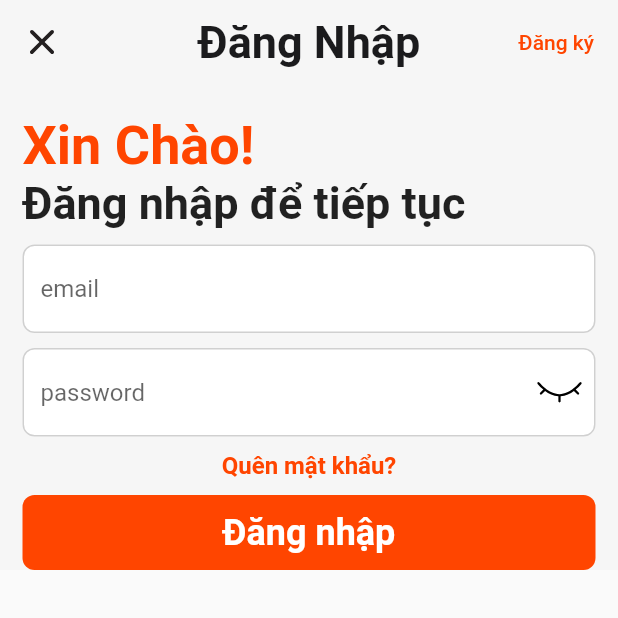
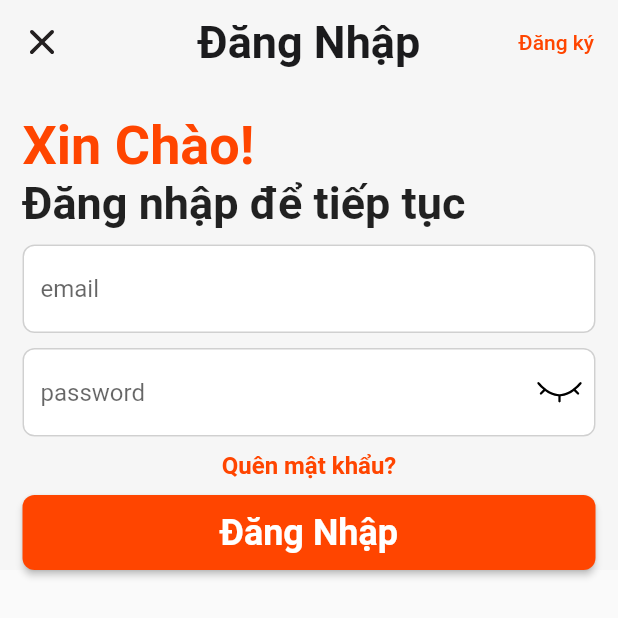
Before and after one commit to CaoThang7/TwinSocial-NetWork, a Flutter app: the screen it shows after launch, on a phone screen of 412 x 824 dp, the top half of it. Run offline on Flutter 3.47's test engine with Material 2 defaults, Android fonts, the phone set to English and light mode, and no system bars; our stand-ins replace dio, flutter_secure_storage, flutter_svg, logger.

Commit message:
Fix code screens register,utils and loading login

```diff
--- a/lib/Components/Login/body.dart
+++ b/lib/Components/Login/body.dart
@@ -8,6 +8,7 @@ import 'package:flutter_svg/svg.dart';
 import 'package:twin_social_network/NetWork/NetworkHandler.dart';
 import 'package:flutter_secure_storage/flutter_secure_storage.dart';
 import 'package:twin_social_network/Screens/RootApp/RootAppScreen.dart';
+import 'package:twin_social_network/Utils/Utils.dart';
 
 class Body extends StatefulWidget {
   @override
@@ -17,6 +18,7 @@ class Body extends StatefulWidget {
 class _BodyState extends State<Body> {
   final _emailController = TextEditingController();
   final _passwordController = TextEditingController();
+  bool isLoading = false;
   NetworkHandler networkHandler = NetworkHandler();
   final _globalkey = GlobalKey<FormState>();
   bool visPassword = true;
@@ -35,14 +37,31 @@ class _BodyState extends State<Body> {
         Map<String, dynamic> output = json.decode(response.body);
         print(output["access_token"]);
         await storage.write(key: "access_token", value: output["access_token"]);
+        setState(() {
+          isLoading = true;
+        });
+        Future.delayed(Duration(seconds: 3), () {
+          setState(() {
+            isLoading = false;
             Navigator.pushAndRemoveUntil(
                 context,
                 MaterialPageRoute(
                   builder: (context) => RootAppScreen(),
                 ),
                 (route) => false);
+          });
+        });
       } else {
         print("Error");
+        setState(() {
+          isLoading = true;
+        });
+        Future.delayed(Duration(seconds: 3), () {
+          setState(() {
+            isLoading = false;
+            showDialogFaild(context, "Tài khoản hoặc mật khẩu không chính xác.");
+          });
+        });
       }
     }
   }
@@ -124,23 +143,34 @@ class _BodyState extends State<Body> {
                 SizedBox(
                   height: 10,
                 ),
-                InkWell(
-                  onTap: validate,
-                  child: Container(
-                    width: MediaQuery.of(context).size.width,
-                    height: 50,
-                    padding: EdgeInsets.symmetric(horizontal: 15.0),
-                    decoration: BoxDecoration(
-                        borderRadius: BorderRadius.circular(8.0),
-                        color: AppColors.baseOrangeColor),
-                    child: Center(
-                      child: Text(
-                        "Đăng nhập",
-                        style: textbtnLogin,
+                ElevatedButton(
+                    style: ElevatedButton.styleFrom(
+                      textStyle: TextStyle(fontSize: 24.0),
+                      minimumSize: Size.fromHeight(50),
+                      primary: AppColors.baseOrangeColor,
+                      shape: RoundedRectangleBorder(
+                        borderRadius: BorderRadius.circular(8.0), // <-- Radius
                       ),
                     ),
+                    onPressed: validate,
+                    child: isLoading
+                        ? Row(
+                            mainAxisAlignment: MainAxisAlignment.center,
+                            children: [
+                              CircularProgressIndicator(color: Colors.white),
+                              SizedBox(
+                                width: 10,
                               ),
+                              Text(
+                                'Vui lòng chờ ...',
+                                style: textLoadingLogin,
+                              ),
+                            ],
                           )
+                        : Text(
+                            "Đăng Nhập",
+                            style: textbtnLogin,
+                          ))
               ],
             ),
           ),
--- a/lib/Components/Register/body.dart
+++ b/lib/Components/Register/body.dart
@@ -52,7 +52,7 @@ class _BodyState extends State<Body> {
         Future.delayed(Duration(seconds: 3), () {
           setState(() {
             isLoading = false;
-            showDialogSuccessRegister(context);
+            showDialogSuccess(context, 'Bạn đã đăng ký thành công');
           });
         });
       } else {
@@ -63,7 +63,8 @@ class _BodyState extends State<Body> {
         Future.delayed(Duration(seconds: 3), () {
           setState(() {
             isLoading = false;
-            showDialogFaildRegister(context);
+            showDialogFaild(context,
+                'Bạn vui lòng xem lại họ và tên, email đã được sử dụng hoặc kiểm tra kết nối mạng.');
           });
         });
       }
```
Also changed, not shown: lib/Components/Login/styles.dart (+8 -0 lines), lib/Utils/Utils.dart (+5 -6 lines). Lines whose indentation alone changed are shown as unchanged.
